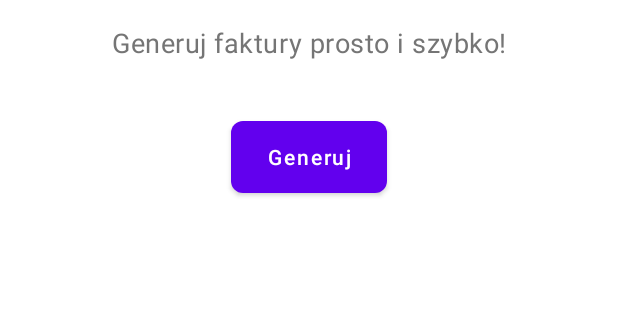
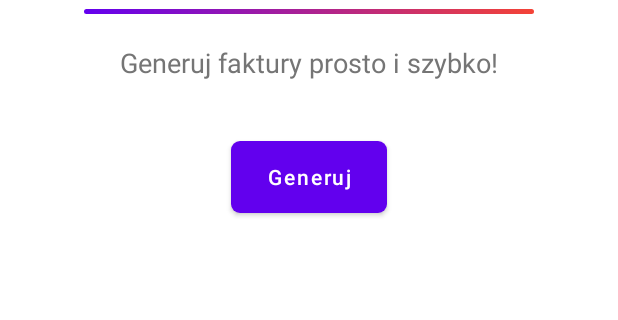
Before and after one commit to szymon-sowinski/InvoiceGenius, an Android app: the screen it shows after launch (MainActivity), on a phone screen of 412 x 824 dp, the part 522-842 px from its top. Run offline under Robolectric (Android 15) with nearby library versions, the phone set to English and light mode, and no system bars; our stand-ins replace navigation-ui.

Commit message:
Update gradient button background color, corners radius, and add title separator in home fragment
1. Change gradient button start color to #6300ef and end color to #F44336.
2. Change gradient

```diff
--- a/app/src/main/res/drawable/gradient_button_bg.xml
+++ b/app/src/main/res/drawable/gradient_button_bg.xml
@@ -1,8 +1,9 @@
 <shape xmlns:android="http://schemas.android.com/apk/res/android"
     android:shape="rectangle">
     <gradient
-        android:startColor="#FF5722"
+        android:startColor="#6300ef"
         android:endColor="#F44336"
+        android:type="linear"
         android:angle="45"/>
-    <corners android:radius="8dp"/>
+    <corners android:radius="6dp"/>
 </shape>
--- a/app/src/main/res/layout/fragment_home.xml
+++ b/app/src/main/res/layout/fragment_home.xml
@@ -33,19 +33,31 @@
         android:layout_marginTop="24dp"
         android:letterSpacing="0.05"/>
 
+    <View
+        android:id="@+id/titleSeparator"
+        android:layout_width="300dp"
+        android:layout_height="3dp"
+        android:layout_marginTop="6dp"
+        android:background="@drawable/gradient_button_bg"
+        android:letterSpacing="0.02"
+        android:lineSpacingExtra="8sp"
+        app:layout_constraintEnd_toEndOf="parent"
+        app:layout_constraintStart_toStartOf="parent"
+        app:layout_constraintTop_toBottomOf="@id/appName" />
+
     <TextView
         android:id="@+id/appSlogan"
         android:layout_width="wrap_content"
         android:layout_height="wrap_content"
+        android:layout_marginStart="80dp"
+        android:layout_marginTop="20dp"
+        android:layout_marginEnd="80dp"
         android:text="@string/app_slogan"
+        android:textColor="@color/slogan_color"
         android:textSize="18sp"
-        android:textColor="@color/slogan_color"
-        app:layout_constraintTop_toBottomOf="@id/appName"
+        app:layout_constraintEnd_toEndOf="parent"
         app:layout_constraintStart_toStartOf="parent"
-        app:layout_constraintEnd_toEndOf="parent"
-        android:layout_marginTop="16dp"
-        android:lineSpacingExtra="8sp"
-        android:letterSpacing="0.02"/>
+        app:layout_constraintTop_toBottomOf="@id/titleSeparator" />
 
     <Button
         android:id="@+id/startButton"
--- a/app/src/main/res/layout/nav_header_main.xml
+++ b/app/src/main/res/layout/nav_header_main.xml
@@ -3,7 +3,7 @@
     xmlns:app="http://schemas.android.com/apk/res-auto"
     android:layout_width="match_parent"
     android:layout_height="@dimen/nav_header_height"
-    android:background="@drawable/side_nav_bar"
+    android:background="@drawable/gradient_button_bg"
     android:gravity="bottom"
     android:orientation="vertical"
     android:paddingLeft="@dimen/activity_horizontal_margin"
--- a/app/src/main/res/values/strings.xml
+++ b/app/src/main/res/values/strings.xml
@@ -3,6 +3,6 @@
     <string name="app_slogan">Generuj faktury prosto i szybko!</string>
 
     <string name="menu_home">Strona główna</string>
-    <string name="menu_gallery">Formularz</string>
-    <string name="menu_slideshow">Plik</string>
+    <string name="menu_gallery">Wprowadź dane z formularza</string>
+    <string name="menu_slideshow">Wprowadź dane z pliku</string>
 </resources>
```
